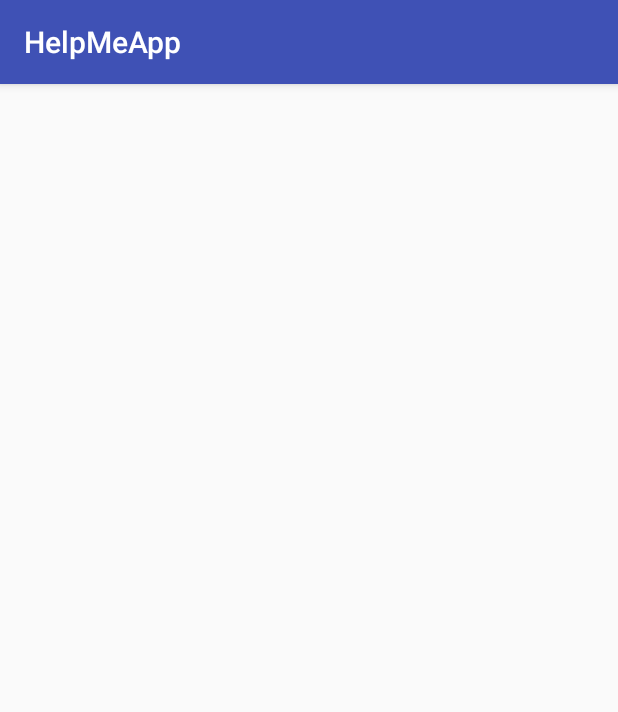
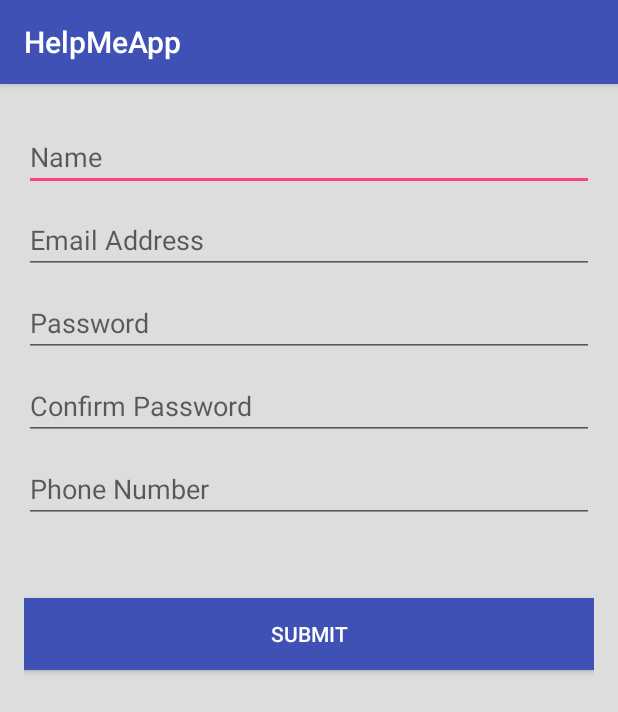
Before and after one commit to prisas/HelpMeApp, an Android app: the RegisterActivity screen opened directly, with no data from a screen before it, on a phone screen of 412 x 824 dp. Shown: the top 712 px of the screen. Run offline under Robolectric (Android 15) with nearby library versions, the phone set to English and light mode, and no system bars.

Commit message:
Register Activity Layout Finished

```diff
--- a/App/app/src/main/res/layout/activity_login.xml
+++ b/App/app/src/main/res/layout/activity_login.xml
@@ -8,6 +8,7 @@
     android:paddingLeft="@dimen/activity_horizontal_margin"
     android:paddingRight="@dimen/activity_horizontal_margin"
     android:paddingTop="@dimen/activity_vertical_margin"
+    android:background="@color/grey"
     tools:context="com.helpmeapp.gtbcn.helpmeapp.LoginActivity">
 
     <EditText
@@ -31,7 +32,7 @@
     <Button
         android:layout_width="match_parent"
         android:layout_height="wrap_content"
-        android:layout_marginTop="25dp"
+        android:layout_marginTop="50dp"
         android:background="@color/colorPrimary"
         android:textColor="@color/white"
         android:text="Login"
--- a/App/app/src/main/res/layout/activity_register.xml
+++ b/App/app/src/main/res/layout/activity_register.xml
@@ -1,12 +1,73 @@
 <?xml version="1.0" encoding="utf-8"?>
-<RelativeLayout xmlns:android="http://schemas.android.com/apk/res/android"
+<LinearLayout xmlns:android="http://schemas.android.com/apk/res/android"
     xmlns:tools="http://schemas.android.com/tools"
     android:layout_width="match_parent"
     android:layout_height="match_parent"
+    android:orientation="vertical"
     android:paddingBottom="@dimen/activity_vertical_margin"
     android:paddingLeft="@dimen/activity_horizontal_margin"
     android:paddingRight="@dimen/activity_horizontal_margin"
     android:paddingTop="@dimen/activity_vertical_margin"
+    android:background="@color/grey"
     tools:context="com.helpmeapp.gtbcn.helpmeapp.RegisterActivity">
 
-</RelativeLayout>
+    <EditText
+        android:layout_width="match_parent"
+        android:layout_height="wrap_content"
+        android:layout_marginTop="10dp"
+        android:inputType="textPersonName"
+        android:hint="Name"
+        android:ems="10"
+        android:id="@+id/registerName"
+        android:layout_gravity="center_horizontal" />
+
+    <EditText
+        android:layout_width="match_parent"
+        android:layout_height="wrap_content"
+        android:layout_marginTop="10dp"
+        android:inputType="textEmailAddress"
+        android:hint="Email Address"
+        android:ems="10"
+        android:id="@+id/registerEmail"
+        android:layout_gravity="center_horizontal" />
+
+    <EditText
+        android:layout_width="match_parent"
+        android:layout_height="wrap_content"
+        android:layout_marginTop="10dp"
+        android:inputType="textPassword"
+        android:hint="Password"
+        android:ems="10"
+        android:id="@+id/registerPassword"
+        android:layout_gravity="center_horizontal" />
+
+    <EditText
+        android:layout_width="match_parent"
+        android:layout_height="wrap_content"
+        android:layout_marginTop="10dp"
+        android:inputType="textPassword"
+        android:hint="Confirm Password"
+        android:ems="10"
+        android:id="@+id/registerPassword2"
+        android:layout_gravity="center_horizontal" />
+
+    <EditText
+        android:layout_width="match_parent"
+        android:layout_height="wrap_content"
+        android:layout_marginTop="10dp"
+        android:inputType="phone"
+        android:hint="Phone Number"
+        android:ems="10"
+        android:id="@+id/registerPhone"
+        android:layout_gravity="center_horizontal" />
+
+    <Button
+        android:layout_width="match_parent"
+        android:layout_height="wrap_content"
+        android:layout_marginTop="50dp"
+        android:background="@color/colorPrimary"
+        android:textColor="@color/white"
+        android:text="Submit"
+        android:id="@+id/submitRegisterButton"
+        android:layout_gravity="center_horizontal" />
+</LinearLayout>
--- a/App/app/src/main/res/values/colors.xml
+++ b/App/app/src/main/res/values/colors.xml
@@ -5,4 +5,5 @@
     <color name="colorAccent">#FF4081</color>
     <color name="green">#009900</color>
     <color name="white">#FFFFFF</color>
+    <color name="grey">#DDDDDD</color>
 </resources>
```
